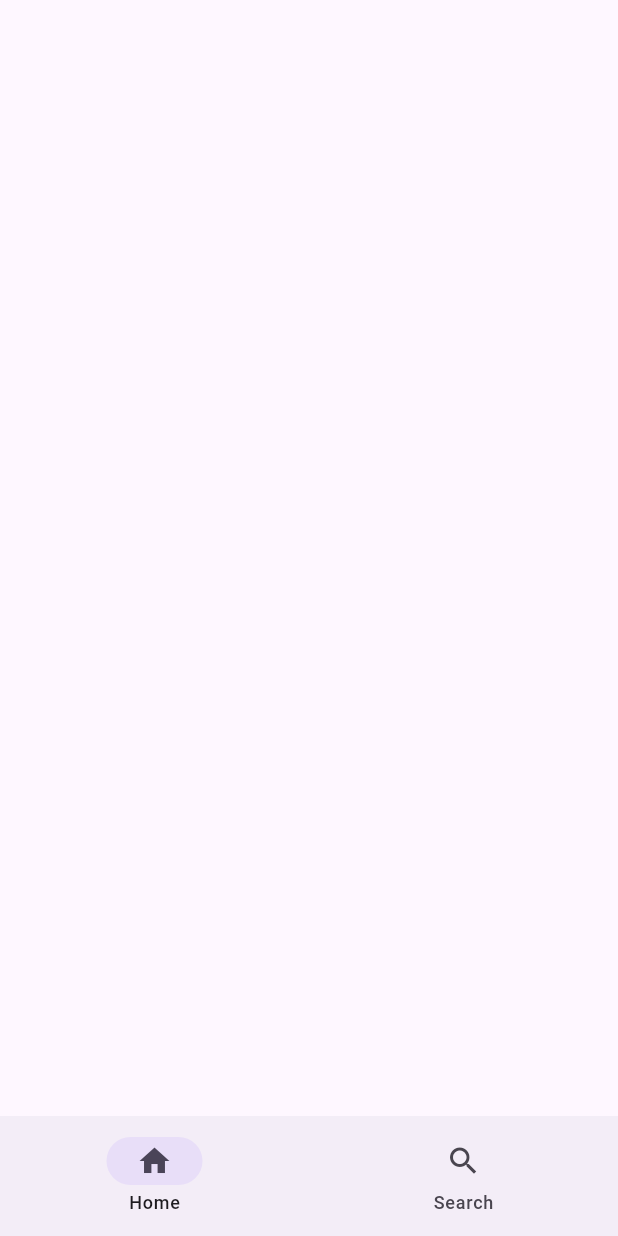
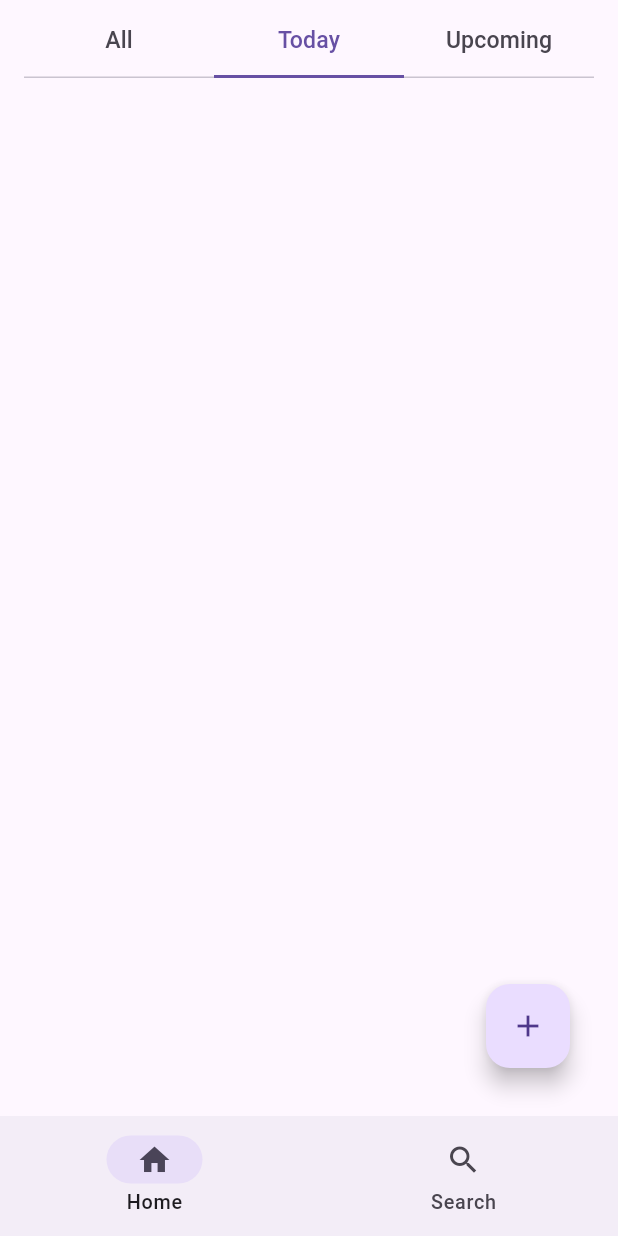
Before and after one commit to manhvu0803/todo-flutter, a Flutter app: the screen it shows after launch, on a phone screen of 412 x 824 dp. Run offline on Flutter 3.47's test engine with Material 3 defaults, Android fonts, the phone set to English and light mode, and no system bars; generated files the repository leaves out were written again.

Commit message:
Add scaffold

```diff
--- a/lib/main.dart
+++ b/lib/main.dart
@@ -10,7 +10,12 @@ class TodoApp extends StatelessWidget {
   @override
   Widget build(BuildContext context) {
     return MaterialApp(
-      theme: ThemeData(useMaterial3: true),
+      theme: ThemeData(
+        useMaterial3: true,
+        textTheme: Theme.of(context).textTheme.apply(
+          fontSizeFactor: 1.1
+        )
+      ),
       home: const MainScreen()
     );
   }
@@ -28,7 +33,21 @@ class _MainScreenState extends State<MainScreen> {
 
   @override
   Widget build(BuildContext context) {
-    return Scaffold(
+    return SafeArea(
+      child: DefaultTabController(
+        initialIndex: 1,
+        length: 3,
+        child: Scaffold(
+          appBar: AppBar(
+            title: const TabBar(
+              indicatorSize: TabBarIndicatorSize.tab,
+              tabs: [
+                Tab(text: "All"),
+                Tab(text: "Today"),
+                Tab(text: "Upcoming")
+              ]
+            ),
+          ),
           bottomNavigationBar: NavigationBar(
             onDestinationSelected: (index) => setState(() => selectedPageIndex = index),
             selectedIndex: selectedPageIndex,
@@ -37,6 +56,15 @@ class _MainScreenState extends State<MainScreen> {
               NavigationDestination(icon: Icon(Icons.search), label: "Search"),
             ],
           ),
+          floatingActionButton: Padding(
+            padding: const EdgeInsets.all(16.0),
+            child: FloatingActionButton(
+              onPressed: () {},
+              child: const Icon(Icons.add),
+            ),
+          ),
+        ),
+      ),
     );
   }
 }
```
Also changed, not shown: 1 other file. Lines whose indentation alone changed are shown as unchanged.
